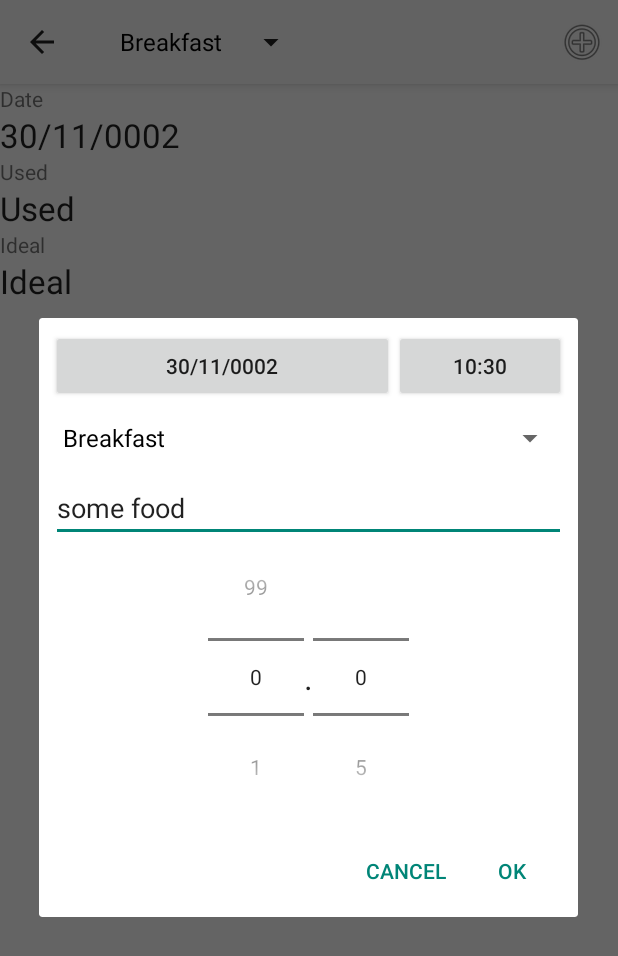
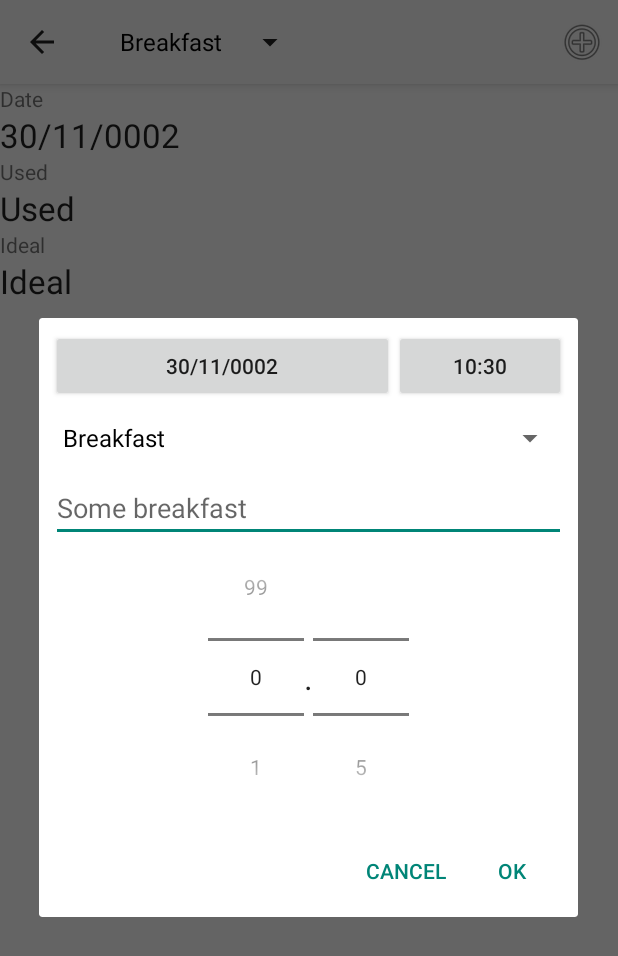
Before and after one commit to ARNdroid/EasyTargetDiet, an Android app: the FoodsUsageListFrag screen opened directly, with no data from a screen before it, after a tap on "Quick Add", on a phone screen of 412 x 824 dp. Shown: the top 956 px of the screen. Run offline under Robolectric (Android 15) with nearby library versions, the phone set to English and light mode, and no system bars; 7 statements that could not run were skipped.

Commit message:
Fixes #13.

```diff
--- a/EasyTargetDiet/src/main/java/br/com/arndroid/etdiet/foodsusage/FoodsUsageListFrag.java
+++ b/EasyTargetDiet/src/main/java/br/com/arndroid/etdiet/foodsusage/FoodsUsageListFrag.java
@@ -83,7 +83,7 @@ public class FoodsUsageListFrag extends ListFragment implements LoaderManager.Lo
         switch (item.getItemId()) {
             case R.id.quick_add:
                 mListener.onQuickAddMenuSelected(mDateId, getDefaultTime(), mMeal,
-                        getDefaultDescription(), getDefaultValue());
+                        null, getDefaultValue());
                 return true;
             default:
                 return super.onOptionsItemSelected(item);
@@ -93,10 +93,6 @@ public class FoodsUsageListFrag extends ListFragment implements LoaderManager.Lo
     private float getDefaultValue() {
         return Meals.preferredUsageForMealInDate(this.getActivity().getApplicationContext(),
                 mMeal, DateUtil.dateIdToDate(mDateId));
-    }
-
-    private String getDefaultDescription() {
-        return "some food";
     }
 
     private int getDefaultTime() {
--- a/EasyTargetDiet/src/main/java/br/com/arndroid/etdiet/meals/Meals.java
+++ b/EasyTargetDiet/src/main/java/br/com/arndroid/etdiet/meals/Meals.java
@@ -19,13 +19,13 @@ public final class Meals {
     // The value of this constants can NOT
     // be changed since their values are stored
     // in database
-    static final public int BREAKFAST = 0;
-    static final public int BRUNCH = 1;
-    static final public int LUNCH = 2;
-    static final public int SNACK = 3;
-    static final public int DINNER = 4;
-    static final public int SUPPER = 5;
-    static final public int EXERCISE = 6;
+    public static final int BREAKFAST = 0;
+    public static final int BRUNCH = 1;
+    public static final int LUNCH = 2;
+    public static final int SNACK = 3;
+    public static final int DINNER = 4;
+    public static final int SUPPER = 5;
+    public static final int EXERCISE = 6;
 
     public static int preferredMealForTimeInDate(Context context, int time, Date date) {
         final DaysManager manager = new DaysManager(context);
--- a/EasyTargetDiet/src/main/java/br/com/arndroid/etdiet/quickinsert/QuickInsertFrag.java
+++ b/EasyTargetDiet/src/main/java/br/com/arndroid/etdiet/quickinsert/QuickInsertFrag.java
@@ -11,6 +11,7 @@ import android.support.v4.app.DialogFragment;
 import android.text.TextUtils;
 import android.view.LayoutInflater;
 import android.view.View;
+import android.widget.AdapterView;
 import android.widget.ArrayAdapter;
 import android.widget.Button;
 import android.widget.DatePicker;
@@ -164,6 +165,20 @@ public class QuickInsertFrag extends DialogFragment implements DatePickerDialog.
         SpinnerAdapter adapter = ArrayAdapter.createFromResource(getActivity(), R.array.meals_name_list,
                 android.R.layout.simple_spinner_dropdown_item);
         spnMeal.setAdapter(adapter);
+        spnMeal.setOnItemSelectedListener(new AdapterView.OnItemSelectedListener() {
+            @Override
+            public void onItemSelected(AdapterView<?> parent, View view, int position, long id) {
+                if (TextUtils.isEmpty(edtDescription.getText())) {
+                    final String hint = String.format(getResources().getString(R.string.quick_insert_description),
+                            getResources().getStringArray(R.array.meals_name_list)[position].toLowerCase());
+                    edtDescription.setHint(hint);
+                }
+            }
+            @Override
+            public void onNothingSelected(AdapterView<?> parent) {
+                // Do nothing...
+            }
+        });
         pickerInteger.setMinValue(0);
         pickerInteger.setMaxValue(99);
         pickerDecimal.setMinValue(0);
@@ -207,7 +222,7 @@ public class QuickInsertFrag extends DialogFragment implements DatePickerDialog.
                 mDateIdSet,
                 spnMeal.getSelectedItemPosition(),
                 mTimeSet,
-                TextUtils.isEmpty(edtDescription.getText().toString()) ? null : edtDescription.getText().toString(),
+                TextUtils.isEmpty(edtDescription.getText().toString()) ? edtDescription.getHint().toString() : edtDescription.getText().toString(),
                 pickerDecimal.getValue() == 0 ? pickerInteger.getValue() : pickerInteger.getValue() + 0.5f);
 
         // Validations:
--- a/EasyTargetDiet/src/main/res/layout/journal_act.xml
+++ b/EasyTargetDiet/src/main/res/layout/journal_act.xml
@@ -126,7 +126,7 @@
                 android:layout_weight="1"
                 android:layout_height="wrap_content"
                 android:gravity="center"
-                android:text="@string/exercises"
+                android:text="@string/exercise"
                 android:textAppearance="?android:attr/textAppearanceSmall" />
         </LinearLayout>
 
@@ -205,7 +205,7 @@
                 android:layout_weight="1"
                 android:layout_height="wrap_content"
                 android:gravity="center"
-                android:text="@string/exercises"
+                android:text="@string/exercise"
                 android:textAppearance="?android:attr/textAppearanceSmall" />
 
             <TextView
--- a/EasyTargetDiet/src/main/res/layout/quick_insert_frag.xml
+++ b/EasyTargetDiet/src/main/res/layout/quick_insert_frag.xml
@@ -39,9 +39,7 @@
             android:layout_height="wrap_content"
             android:id="@+id/edtDescription"
             android:layout_gravity="left|center_vertical"
-            android:hint="@string/description"
-            android:inputType="text"
-            android:text="@string/some_food"/>
+            android:inputType="text" />
 
         <LinearLayout
             android:orientation="horizontal"
--- a/EasyTargetDiet/src/main/res/values/arrays.xml
+++ b/EasyTargetDiet/src/main/res/values/arrays.xml
@@ -8,7 +8,7 @@
         <item>@string/sneak</item>
         <item>@string/dinner</item>
         <item>@string/supper</item>
-        <item>@string/exercises</item>
+        <item>@string/exercise</item>
     </string-array>
 
     <string-array name="months_short_name_list">
--- a/EasyTargetDiet/src/main/res/values/strings.xml
+++ b/EasyTargetDiet/src/main/res/values/strings.xml
@@ -16,7 +16,7 @@
     <string name="favorites">Favorites</string>
     <string name="meal">Meal</string>
     <string name="time">Time</string>
-    <string name="description">Description</string>
+    <string name="quick_insert_description">Some %1$s</string>
     <string name="value">Value</string>
     <string name="list_empty_foods_usage">Nothing to show yet. Try adding some values.</string>
     <string name="delete_food_usage_msg">Delete %1$s from %2$s?</string>
@@ -26,7 +26,7 @@
     <string name="my_points">My points</string>
     <string name="day">Day</string>
     <string name="week">Week</string>
-    <string name="exercises">Exercises</string>
+    <string name="exercise">Exercise</string>
     <string name="my_goals">My goals</string>
     <string name="no_show_done_and_goal">NN/NN</string>
     <string name="liquid">Liquids</string>
```
Also changed, not shown: EasyTargetDiet/src/main/java/br/com/arndroid/etdiet/journal/JournalAct.java (+31 -2 lines).
